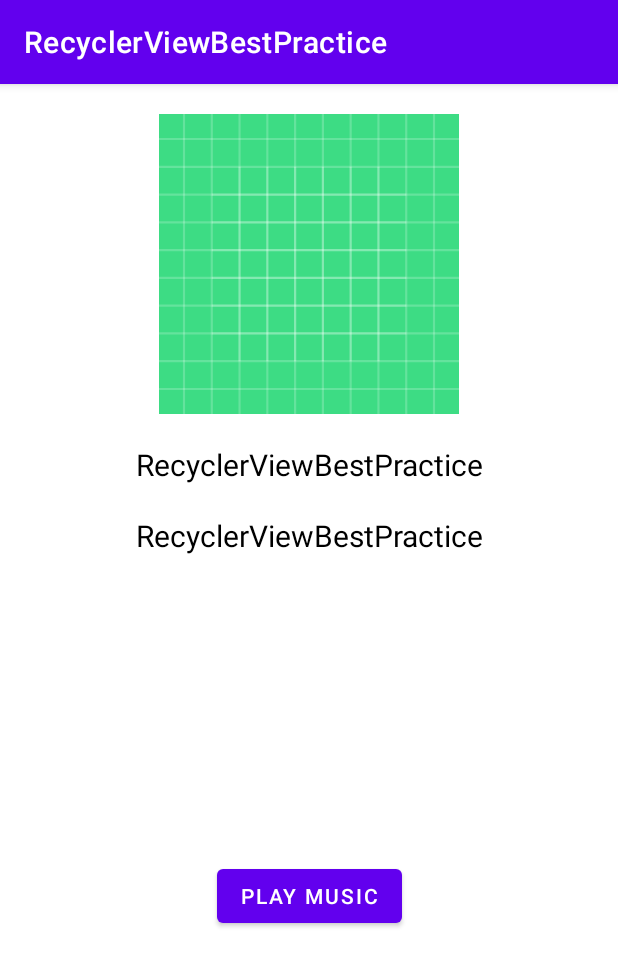
After one commit to shahriyorabdullayev/Music-List-RecyclerView, an Android app: the PlayerActivity screen opened directly, with no data from a screen before it, on a phone screen of 412 x 824 dp. The commit adds this screen. Shown: the top 966 px of the screen. Run offline under Robolectric (Android 15) with nearby library versions, the phone set to English and light mode, and no system bars; 5 statements that could not run were skipped.

Commit message:
play music

```diff
--- a/app/src/main/AndroidManifest.xml
+++ b/app/src/main/AndroidManifest.xml
@@ -10,6 +10,9 @@
         android:supportsRtl="true"
         android:theme="@style/Theme.RecyclerViewBestPractice">
         <activity
+            android:name=".PlayerActivity"
+            android:exported="false" />
+        <activity
             android:name=".MainActivity"
             android:exported="true">
             <intent-filter>
--- a/app/src/main/java/com/example/recyclerviewbestpractice/Music.kt
+++ b/app/src/main/java/com/example/recyclerviewbestpractice/Music.kt
@@ -1,7 +1,10 @@
 package com.example.recyclerviewbestpractice
+
+import java.io.Serializable
 
 data class Music(
     val title:String,
     val album:String,
     val image: Int,
-)
+    val file: Int
+): Serializable
--- /dev/null
+++ b/app/src/main/java/com/example/recyclerviewbestpractice/PlayerActivity.kt
@@ -0,0 +1,59 @@
+package com.example.recyclerviewbestpractice
+
+import android.media.MediaPlayer
+import androidx.appcompat.app.AppCompatActivity
+import android.os.Bundle
+import android.widget.Button
+import android.widget.ImageView
+import android.widget.TextView
+
+class PlayerActivity : AppCompatActivity() {
+    private lateinit var music: Music
+    private lateinit var mediaPlayer: MediaPlayer
+
+    override fun onCreate(savedInstanceState: Bundle?) {
+        super.onCreate(savedInstanceState)
+        setContentView(R.layout.activity_player)
+
+        music = getSerializabeleExtra()
+        initViews()
+    }
+
+    private fun initViews() {
+        val tvTitle = findViewById<TextView>(R.id.tv_title_music1);
+        val tvAlbum = findViewById<TextView>(R.id.tv_album_music1)
+        val imageMusic = findViewById<ImageView>(R.id.img_music1)
+        val playButton = findViewById<Button>(R.id.btn_play_music)
+
+        tvTitle.text = music.title
+        tvAlbum.text = music.album
+        imageMusic.setImageResource(music.image)
+
+        mediaPlayer = MediaPlayer.create(this, music.file)
+
+        playButton.setOnClickListener {
+            if(!mediaPlayer.isPlaying){
+                mediaPlayer.start()
+            }else {
+                mediaPlayer.pause()
+            }
+
+        }
+
+    }
+
+
+    fun getSerializabeleExtra(): Music {
+        return intent.getSerializableExtra("music") as Music
+    }
+
+    override fun onPause() {
+        super.onPause()
+
+    }
+
+
+
+
+
+}
--- /dev/null
+++ b/app/src/main/res/layout/activity_player.xml
@@ -0,0 +1,56 @@
+<?xml version="1.0" encoding="utf-8"?>
+<androidx.constraintlayout.widget.ConstraintLayout xmlns:android="http://schemas.android.com/apk/res/android"
+    xmlns:app="http://schemas.android.com/apk/res-auto"
+    xmlns:tools="http://schemas.android.com/tools"
+    android:layout_width="match_parent"
+    android:layout_height="match_parent"
+    tools:context=".PlayerActivity">
+
+    <ImageView
+        android:id="@+id/img_music1"
+        android:layout_width="200dp"
+        android:layout_height="200dp"
+        android:layout_marginTop="20dp"
+        android:src="@drawable/ic_launcher_background"
+        app:layout_constraintEnd_toEndOf="parent"
+        app:layout_constraintStart_toStartOf="parent"
+        app:layout_constraintTop_toTopOf="parent" />
+
+    <TextView
+        android:id="@+id/tv_title_music1"
+        android:layout_width="0dp"
+        android:layout_height="wrap_content"
+        android:layout_marginTop="20dp"
+        android:gravity="center"
+        android:text="@string/app_name"
+        android:textColor="@color/black"
+        android:textSize="20sp"
+        app:layout_constraintEnd_toEndOf="parent"
+        app:layout_constraintStart_toStartOf="parent"
+        app:layout_constraintTop_toBottomOf="@+id/img_music1" />
+
+    <TextView
+        android:id="@+id/tv_album_music1"
+        android:layout_width="0dp"
+        android:layout_height="wrap_content"
+        android:layout_marginTop="20dp"
+        android:gravity="center"
+        android:text="@string/app_name"
+        android:textColor="@color/black"
+        android:textSize="20sp"
+        app:layout_constraintEnd_toEndOf="parent"
+        app:layout_constraintStart_toStartOf="parent"
+        app:layout_constraintTop_toBottomOf="@id/tv_title_music1"/>
+
+    <Button
+        android:id="@+id/btn_play_music"
+        android:layout_width="wrap_content"
+        android:layout_height="wrap_content"
+        android:text="play music"
+        app:layout_constraintBottom_toBottomOf="parent"
+        app:layout_constraintEnd_toEndOf="parent"
+        app:layout_constraintStart_toStartOf="parent"
+        app:layout_constraintTop_toBottomOf="@+id/tv_album_music1" />
+
+
+</androidx.constraintlayout.widget.ConstraintLayout>
```
Also changed, not shown: app/src/main/java/com/example/recyclerviewbestpractice/MainActivity.kt (+20 -7 lines), app/src/main/java/com/example/recyclerviewbestpractice/MainRecyclerViewAdapter.kt (+14 -2 lines), 2 other files.
